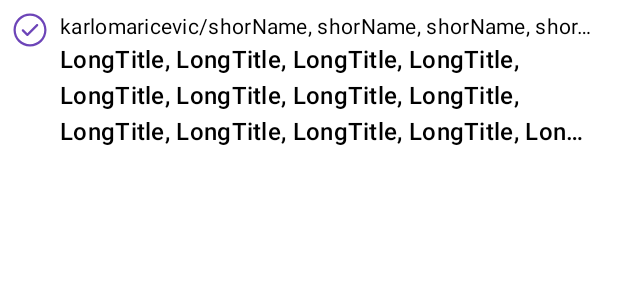
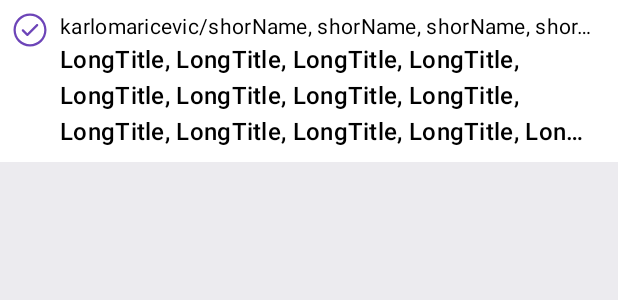
Before and after one commit to NitjaB/GithubappShowcase, an Android app built with Jetpack Compose: the @Preview function ClosedIssuePreview, on a phone screen of 412 x 824 dp. Shown: the top 300 px of the screen. Run offline under Robolectric (Android 15) with nearby library versions, the phone set to English and light mode, and no system bars.

Commit message:
Make cutout area background color

```diff
--- a/app/src/main/java/com/example/githubapp/designSystem/theme/GithubAppTheme.kt
+++ b/app/src/main/java/com/example/githubapp/designSystem/theme/GithubAppTheme.kt
@@ -1,6 +1,7 @@
 package com.example.githubapp.designSystem.theme
 
 import android.app.Activity
+import android.graphics.drawable.ColorDrawable
 import androidx.compose.foundation.isSystemInDarkTheme
 import androidx.compose.material3.MaterialTheme
 import androidx.compose.material3.darkColorScheme
@@ -44,6 +45,7 @@ fun GithubAppTheme(
             val window = (view.context as Activity).window
             window.statusBarColor = colorScheme.surface.toArgb()
             WindowCompat.getInsetsController(window, view).isAppearanceLightStatusBars = !darkTheme
+            window.setBackgroundDrawable(ColorDrawable(colorScheme.background.toArgb()))
         }
     }
     MaterialTheme(
```
